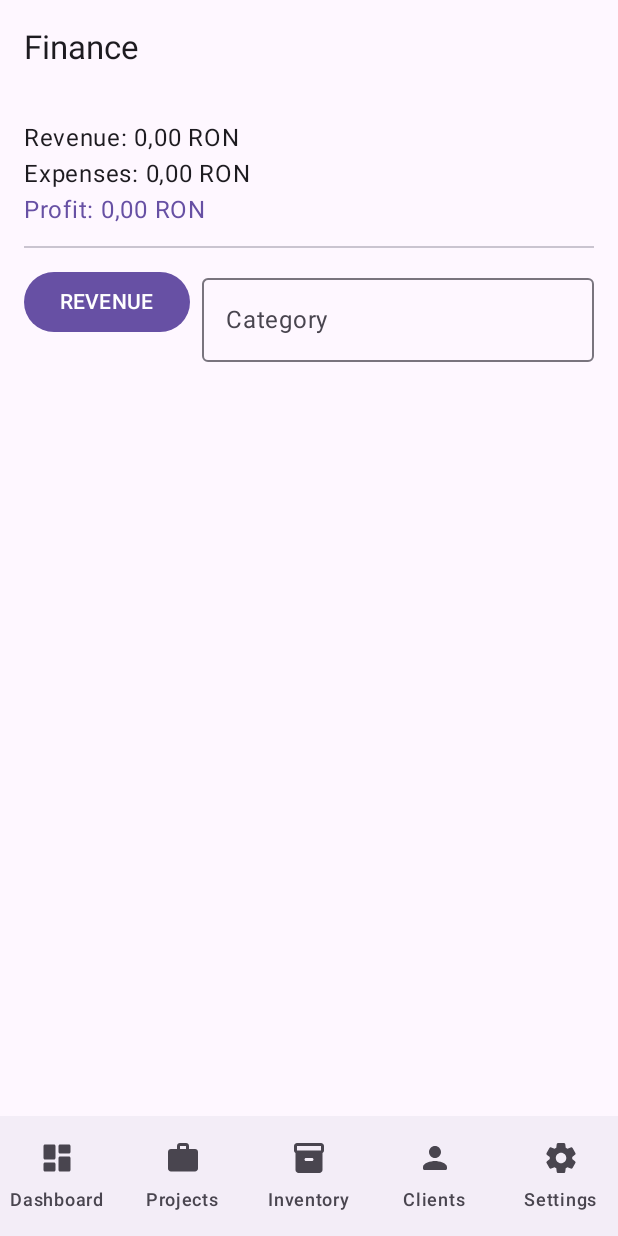
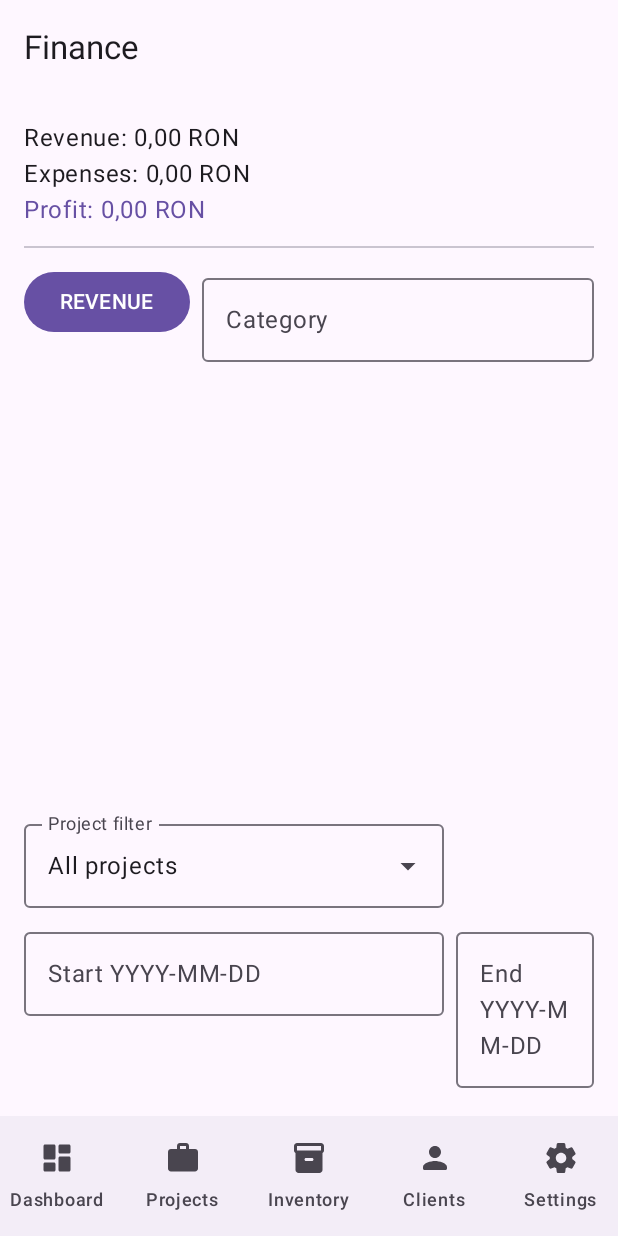
Before and after one commit to Andr3yup-ro/FurnitureWorkshopApp, an Android app built with Jetpack Compose: the FinanceScreen screen opened through its navigation route, on a phone screen of 412 x 824 dp. Run offline under Robolectric (Android 15) with nearby library versions, the phone set to English and light mode, and no system bars; our stand-ins replace Dagger/Hilt's generated code; 2 statements that could not run were skipped.

Commit message:
feat(finance): add project/date/category filters and 6-month overview bars [Droid-assisted]

```diff
--- a/app/src/main/java/com/predandrei/atelier/ui/screens/FinanceScreen.kt
+++ b/app/src/main/java/com/predandrei/atelier/ui/screens/FinanceScreen.kt
@@ -11,7 +11,10 @@ import androidx.hilt.navigation.compose.hiltViewModel
 import com.predandrei.atelier.data.model.FinancialTransaction
 import com.predandrei.atelier.data.model.TransactionType
 import com.predandrei.atelier.ui.viewmodel.FinanceViewModel
+import com.predandrei.atelier.ui.viewmodel.ProjectsViewModel
 import com.predandrei.atelier.util.CurrencyRon
+import java.time.LocalDate
+import java.time.YearMonth
 
 @Composable
 fun FinanceScreen(modifier: Modifier = Modifier, vm: FinanceViewModel = hiltViewModel()) {
@@ -19,6 +22,9 @@ fun FinanceScreen(modifier: Modifier = Modifier, vm: FinanceViewModel = hiltView
     val revenue by vm.revenueTotalRon.collectAsState()
     val expenses by vm.expenseTotalRon.collectAsState()
     val profit by vm.profitRon.collectAsState()
+
+    val projectsVm: ProjectsViewModel = hiltViewModel()
+    val projects by projectsVm.projects.collectAsState()
 
     Column(modifier.fillMaxSize().padding(16.dp)) {
         Text("Revenue: ${CurrencyRon.formatMinorUnits(revenue)}")
@@ -32,6 +38,11 @@ fun FinanceScreen(modifier: Modifier = Modifier, vm: FinanceViewModel = hiltView
         var type by remember { mutableStateOf(TransactionType.REVENUE) }
         var category by remember { mutableStateOf("") }
         var amountText by remember { mutableStateOf("") }
+
+        // Filters
+        var selectedProjectId by remember { mutableStateOf<Long?>(null) }
+        var startDate by remember { mutableStateOf("") }
+        var endDate by remember { mutableStateOf("") }
 
         Row(horizontalArrangement = Arrangement.spacedBy(8.dp)) {
             // Simple toggle
@@ -50,8 +61,65 @@ fun FinanceScreen(modifier: Modifier = Modifier, vm: FinanceViewModel = hiltView
         }
 
         Spacer(Modifier.height(12.dp))
+        // Filter row
+        var projExpanded by remember { mutableStateOf(false) }
+        ExposedDropdownMenuBox(expanded = projExpanded, onExpandedChange = { projExpanded = !projExpanded }) {
+            OutlinedTextField(
+                readOnly = true,
+                value = selectedProjectId?.let { id -> projects.firstOrNull { it.id == id }?.title } ?: "All projects",
+                onValueChange = {},
+                label = { Text("Project filter") },
+                trailingIcon = { ExposedDropdownMenuDefaults.TrailingIcon(expanded = projExpanded) },
+                modifier = Modifier.menuAnchor()
+            )
+            ExposedDropdownMenu(expanded = projExpanded, onDismissRequest = { projExpanded = false }) {
+                DropdownMenuItem(text = { Text("All projects") }, onClick = { selectedProjectId = null; projExpanded = false })
+                projects.forEach { p -> DropdownMenuItem(text = { Text(p.title) }, onClick = { selectedProjectId = p.id; projExpanded = false }) }
+            }
+        }
+        Spacer(Modifier.height(8.dp))
+        Row(horizontalArrangement = Arrangement.spacedBy(8.dp)) {
+            OutlinedTextField(value = startDate, onValueChange = { startDate = it }, label = { Text("Start YYYY-MM-DD") })
+            OutlinedTextField(value = endDate, onValueChange = { endDate = it }, label = { Text("End YYYY-MM-DD") })
+        }
+
+        val filtered = remember(txs, selectedProjectId, startDate, endDate, category) {
+            txs.filter { t ->
+                (selectedProjectId == null || t.projectId == selectedProjectId) &&
+                (category.isBlank() || t.category.contains(category, ignoreCase = true)) &&
+                (startDate.isBlank() || t.date >= startDate) &&
+                (endDate.isBlank() || t.date <= endDate)
+            }
+        }
+
+        Spacer(Modifier.height(12.dp))
+        Text("Overview (last 6 months)", style = MaterialTheme.typography.titleSmall)
+        val months = (0..5).map { YearMonth.now().minusMonths(it.toLong()) }.reversed()
+        val monthTotals = months.map { ym ->
+            val rev = filtered.filter { it.type == TransactionType.REVENUE && it.date.startsWith(ym.toString()) }.sumOf { it.amountRon }
+            val exp = filtered.filter { it.type == TransactionType.EXPENSE && it.date.startsWith(ym.toString()) }.sumOf { it.amountRon }
+            Triple(ym.toString(), rev, exp)
+        }
+        val maxVal = (monthTotals.flatMap { listOf(it.second, it.third) }.maxOrNull() ?: 1L).toFloat()
+        monthTotals.forEach { (label, revM, expM) ->
+            Column(Modifier.fillMaxWidth().padding(vertical = 4.dp)) {
+                Text(label)
+                Row(Modifier.fillMaxWidth()) {
+                    val revFrac = (revM / maxVal).coerceAtMost(1f)
+                    val expFrac = (expM / maxVal).coerceAtMost(1f)
+                    Box(Modifier.weight(1f).padding(end = 8.dp)) {
+                        Column {
+                            Box(Modifier.fillMaxWidth(revFrac).height(8.dp).background(MaterialTheme.colorScheme.primary))
+                            Spacer(Modifier.height(4.dp))
+                            Box(Modifier.fillMaxWidth(expFrac).height(8.dp).background(MaterialTheme.colorScheme.error))
+                        }
+                    }
+                    Column { Text(CurrencyRon.formatMinorUnits(revM)); Text(CurrencyRon.formatMinorUnits(expM)) }
+                }
+            }
+        }
         LazyColumn(verticalArrangement = Arrangement.spacedBy(8.dp)) {
-            items(txs, key = { it.id }) { t ->
+            items(filtered, key = { it.id }) { t ->
                 ListItem(
                     headlineContent = { Text("${t.type.name} • ${t.category}") },
                     supportingContent = { Text(t.date) },
```
